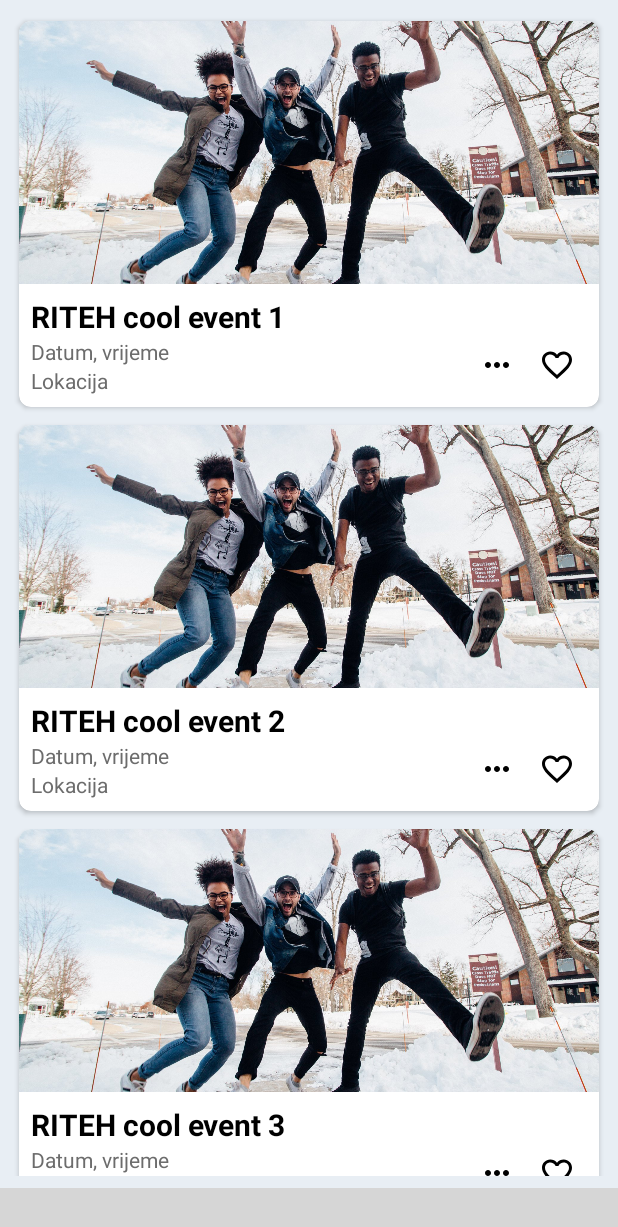
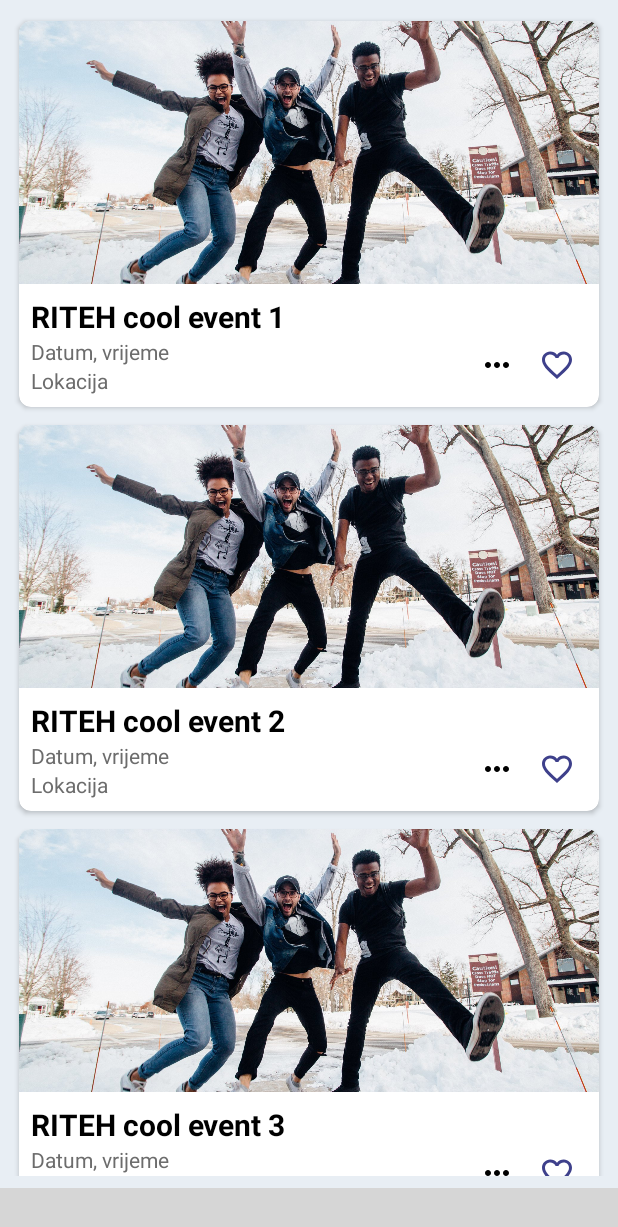
Before and after one commit to Marina-Banov/sztfr, an Android app: the screen it shows after launch once a user with an empty profile is signed in (MainActivity), on a phone screen of 412 x 824 dp. Shown: the top 1227 px of the screen. Run offline under Robolectric (Android 15) with nearby library versions, the phone set to English and light mode, and no system bars; our stand-ins replace Firebase (no records; nobody signed in at launch, a user with empty details on screens opened directly), data binding; libraries missing offline, so code that uses them is left out: com.etebarian.meowbottomnavigation; plain views replace MeowBottomNavigation; 6 statements that could not run were skipped; grey boxes are pictures that could not be loaded.

Commit message:
purple icons

```diff
--- a/sztfr-android/app/src/main/res/layout/layout_card_event.xml
+++ b/sztfr-android/app/src/main/res/layout/layout_card_event.xml
@@ -98,7 +98,7 @@
                     android:layout_marginBottom="@dimen/spacing_small"
                     android:layout_marginEnd="@dimen/spacing_small"
                     app:srcCompat="@drawable/favorite"
-                    app:tint="?attr/accentTextColor"
+                    app:tint="?attr/chipStrokeColor"
                     app:backgroundTint="?attr/cardBackgroundColor" />
 
             </LinearLayout>
--- a/sztfr-android/app/src/main/res/layout/layout_card_survey_new.xml
+++ b/sztfr-android/app/src/main/res/layout/layout_card_survey_new.xml
@@ -70,7 +70,7 @@
                     app:layout_constraintVertical_bias="0.507"
                     android:padding="@dimen/spacing_small"
                     app:srcCompat="@drawable/favorite"
-                    app:tint="?attr/accentTextColor"
+                    app:tint="?attr/chipStrokeColor"
                     app:backgroundTint="?attr/cardBackgroundColor"
                     />
 
--- a/sztfr-android/app/src/main/res/values-night/themes.xml
+++ b/sztfr-android/app/src/main/res/values-night/themes.xml
@@ -13,7 +13,7 @@
         <item name="chipBackgroundColorChecked">@color/purple_light</item>
         <item name="chipTextColorChecked">@color/black_light</item>
         <item name="lightTextColor">@color/gray_light</item>
-        <item name="mbn_defaultIconColor">@color/gray_light</item>
+        <item name="mbn_defaultIconColor">@color/purple_light</item>
         <item name="mbn_selectedIconColor">@color/white</item>
         <item name="mbn_rippleColor">@color/black_light</item>
         <item name="mbn_backgroundBottomColor">@color/gray_dark</item>
```
